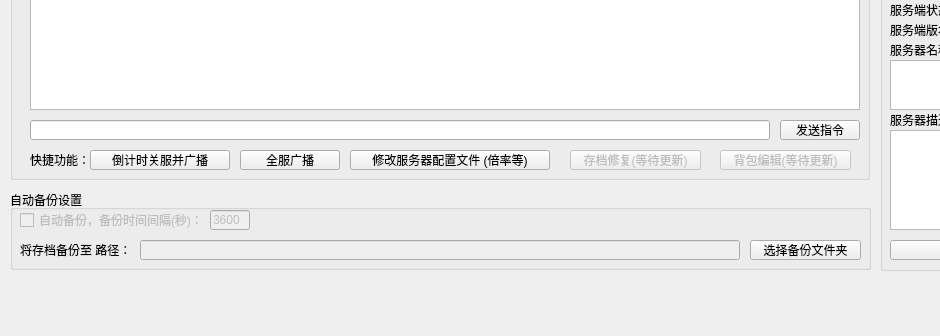
This is ui/main.ui in hualuoo/palworld-helper as Qt 5 draws it before an edit; both pictures show x 0 to 940 and y 440 to 776 of the 1448 by 776 pixel window. The edited form follows.
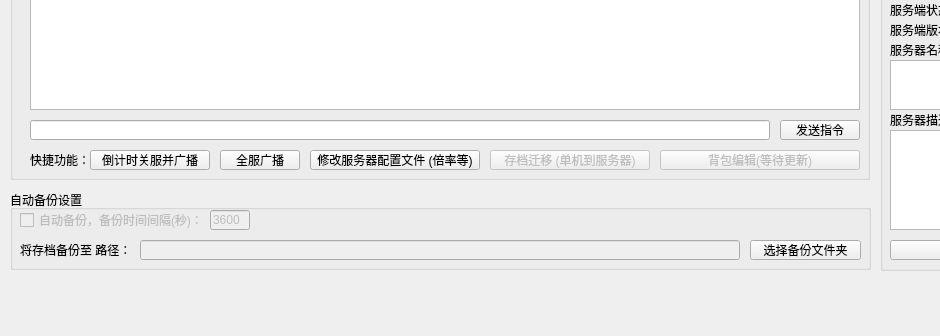
This is the edited form.

Commit message: V1.1.0 绘制存档转移UI；重构RCON连接模块；修复configparser库修改配置文件导致的全小写问题

What changed in the file:
```diff
--- a/ui/main.ui
+++ b/ui/main.ui
@@ -297,7 +297,7 @@
       <rect>
        <x>80</x>
        <y>460</y>
-       <width>140</width>
+       <width>120</width>
        <height>20</height>
       </rect>
      </property>
@@ -308,9 +308,9 @@
     <widget class="QPushButton" name="button_broadcast">
      <property name="geometry">
       <rect>
-       <x>230</x>
+       <x>210</x>
        <y>460</y>
-       <width>100</width>
+       <width>80</width>
        <height>20</height>
       </rect>
      </property>
@@ -324,9 +324,9 @@
      </property>
      <property name="geometry">
       <rect>
-       <x>340</x>
+       <x>300</x>
        <y>460</y>
-       <width>200</width>
+       <width>170</width>
        <height>20</height>
       </rect>
      </property>
@@ -340,14 +340,14 @@
      </property>
      <property name="geometry">
       <rect>
-       <x>560</x>
+       <x>480</x>
        <y>460</y>
-       <width>131</width>
+       <width>160</width>
        <height>20</height>
       </rect>
      </property>
      <property name="text">
-      <string>存档修复(等待更新)</string>
+      <string>存档迁移 (单机到服务器)</string>
      </property>
     </widget>
     <widget class="QPushButton" name="button_countdown_stop_6">
@@ -356,9 +356,9 @@
      </property>
      <property name="geometry">
       <rect>
-       <x>710</x>
+       <x>650</x>
        <y>460</y>
-       <width>131</width>
+       <width>200</width>
        <height>20</height>
       </rect>
      </property>
```
The commit also changes 10 other files.
